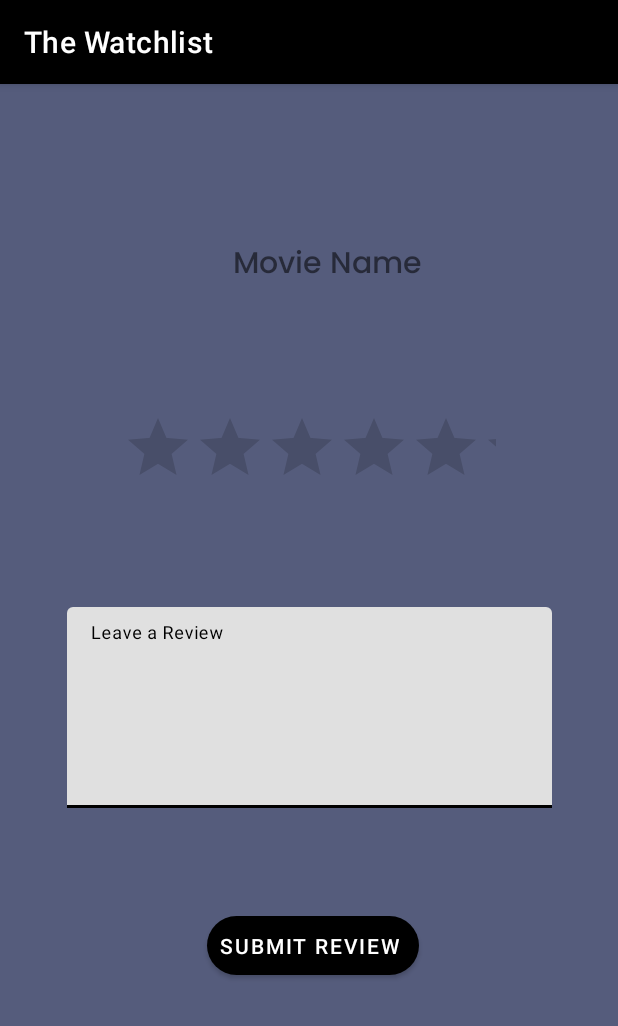
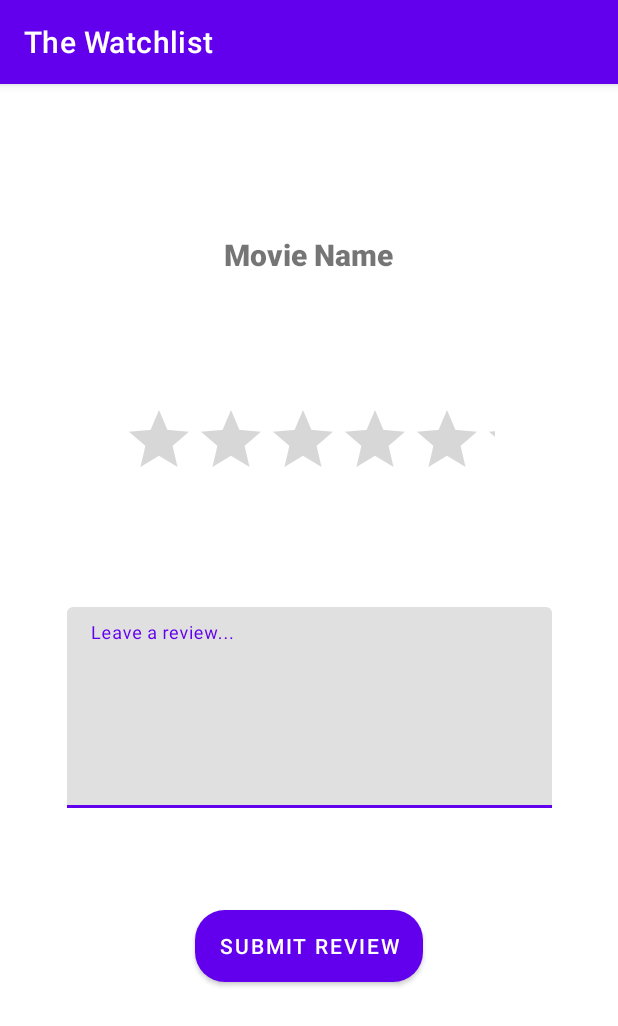
Before and after one commit to Levi-Opunga/the_watchlist, an Android app: the ReviewsActivity screen opened directly, with no data from a screen before it, on a phone screen of 412 x 824 dp. Shown: the top 1026 px of the screen. Run offline under Robolectric (Android 15) with nearby library versions, the phone set to English and light mode, and no system bars; our stand-ins replace ButterKnife, Firebase (no records; nobody signed in at launch, a user with empty details on screens opened directly); 1 statement that could not run was skipped.

Commit message:
improve UI

```diff
--- a/app/src/main/res/layout/activity_main.xml
+++ b/app/src/main/res/layout/activity_main.xml
@@ -15,7 +15,7 @@
         app:layout_constraintStart_toStartOf="parent"
         app:tabGravity="fill"
         app:tabIndicatorAnimationMode="elastic"
-        app:tabIndicatorColor="#1A0930"
+        app:tabIndicatorColor="@color/purple_700"
         app:tabIndicatorGravity="stretch"
         app:tabMode="fixed"
         app:tabSelectedTextColor="@color/white"
--- a/app/src/main/res/layout/activity_reviews.xml
+++ b/app/src/main/res/layout/activity_reviews.xml
@@ -4,19 +4,19 @@
     xmlns:tools="http://schemas.android.com/tools"
     android:layout_width="match_parent"
     android:layout_height="match_parent"
-    android:background="#555C7C"
     tools:context=".ui.ReviewsActivity">
 
     <TextView
         android:id="@+id/movieName"
         android:layout_width="wrap_content"
         android:layout_height="wrap_content"
-        android:layout_marginTop="104dp"
-        android:fontFamily="@font/poppins_medium"
+        android:layout_marginTop="100dp"
+        android:fontFamily="sans-serif-medium"
         android:text="Movie Name"
         android:textSize="20sp"
+        android:textStyle="bold"
         app:layout_constraintEnd_toEndOf="parent"
-        app:layout_constraintHorizontal_bias="0.544"
+        app:layout_constraintHorizontal_bias="0.498"
         app:layout_constraintStart_toStartOf="parent"
         app:layout_constraintTop_toTopOf="parent" />
 
@@ -25,13 +25,15 @@
         android:layout_width="323dp"
         android:layout_height="134dp"
         android:layout_marginBottom="285dp"
-        android:hint="Leave a Review"
+        android:hint="Leave a review..."
+        android:background="@drawable/edit_text_bg"
         app:layout_constraintBottom_toBottomOf="parent"
         app:layout_constraintEnd_toEndOf="parent"
         app:layout_constraintStart_toStartOf="parent">
 
         <com.google.android.material.textfield.TextInputEditText
             android:id="@+id/reviewText"
+
 
             android:layout_width="match_parent"
             android:layout_height="match_parent"
@@ -41,7 +43,7 @@
 
     <RatingBar
         android:id="@+id/ratingBar"
-        android:layout_width="249dp"
+        android:layout_width="248dp"
         android:layout_height="49dp"
         android:numStars="5"
         app:layout_constraintBottom_toTopOf="@+id/textInputLayout2"
@@ -54,8 +56,8 @@
         android:layout_width="wrap_content"
         android:layout_height="wrap_content"
         android:layout_marginTop="68dp"
-        android:background="@drawable/shape"
-        android:backgroundTint="#B82121"
+        android:background="@drawable/button_bg"
+
         android:text="Submit Review"
         app:layout_constraintBottom_toBottomOf="parent"
         app:layout_constraintEnd_toEndOf="parent"
--- a/app/src/main/res/layout/activity_splash_screen.xml
+++ b/app/src/main/res/layout/activity_splash_screen.xml
@@ -4,7 +4,7 @@
     xmlns:tools="http://schemas.android.com/tools"
     android:layout_width="match_parent"
     android:layout_height="match_parent"
-    tools:context=".SplashScreenActivity">
+    tools:context="ui.SplashScreenActivity">
 
     <ImageView
         android:id="@+id/background"
@@ -23,12 +23,12 @@
         android:id="@+id/app_name"
         android:layout_width="wrap_content"
         android:layout_height="wrap_content"
-        android:fontFamily="@font/beth_ellen"
+        android:elevation="2dp"
+        android:fontFamily="sans-serif-medium"
         android:text="The Watchlist"
         android:textColor="@color/white"
         android:textSize="48dp"
         android:textStyle="bold"
-        android:elevation="2dp"
         app:layout_constraintBottom_toBottomOf="parent"
         app:layout_constraintEnd_toEndOf="parent"
         app:layout_constraintHorizontal_bias="0.516"
--- a/app/src/main/res/layout/fragment_on_boarding2.xml
+++ b/app/src/main/res/layout/fragment_on_boarding2.xml
@@ -4,6 +4,7 @@
     android:layout_height="match_parent"
     xmlns:app="http://schemas.android.com/apk/res-auto"
     android:background="@color/purple_500">
+
 
     <ImageView
         android:id="@+id/imageView"
@@ -15,8 +16,7 @@
         app:layout_constraintHorizontal_bias="0.285"
         app:layout_constraintStart_toStartOf="parent"
         app:layout_constraintTop_toTopOf="parent"
-        app:layout_constraintVertical_bias="0.431" />
-
+        app:layout_constraintVertical_bias="0.361" />
 
     <TextView
         android:id="@+id/textView1"
--- a/app/src/main/res/layout/fragment_on_boarding3.xml
+++ b/app/src/main/res/layout/fragment_on_boarding3.xml
@@ -4,6 +4,7 @@
     android:layout_height="match_parent"
     xmlns:app="http://schemas.android.com/apk/res-auto"
     android:background="@color/purple_700">
+
 
     <ImageView
         android:id="@+id/imageView"
@@ -12,11 +13,10 @@
         android:src="@drawable/review"
         app:layout_constraintBottom_toBottomOf="parent"
         app:layout_constraintEnd_toEndOf="parent"
-        app:layout_constraintHorizontal_bias="0.285"
+        app:layout_constraintHorizontal_bias="0.245"
         app:layout_constraintStart_toStartOf="parent"
         app:layout_constraintTop_toTopOf="parent"
-        app:layout_constraintVertical_bias="0.431" />
-
+        app:layout_constraintVertical_bias="0.384" />
 
     <TextView
         android:id="@+id/textView1"
--- a/app/src/main/res/layout/fragment_on_borading1.xml
+++ b/app/src/main/res/layout/fragment_on_borading1.xml
@@ -6,6 +6,7 @@
     xmlns:app="http://schemas.android.com/apk/res-auto"
     android:background="@color/purple_200"
    >
+
 
     <ImageView
         android:id="@+id/imageView"
@@ -17,8 +18,7 @@
         app:layout_constraintHorizontal_bias="0.285"
         app:layout_constraintStart_toStartOf="parent"
         app:layout_constraintTop_toTopOf="parent"
-        app:layout_constraintVertical_bias="0.431" />
-
+        app:layout_constraintVertical_bias="0.35" />
 
     <TextView
         android:id="@+id/textView1"
--- a/app/src/main/res/values/themes.xml
+++ b/app/src/main/res/values/themes.xml
@@ -2,7 +2,7 @@
     <!-- Base application theme. -->
     <style name="Theme.TheWatchlist" parent="Theme.MaterialComponents.DayNight.DarkActionBar">
         <!-- Primary brand color. -->
-        <item name="colorPrimary">@color/black</item>
+        <item name="colorPrimary">@color/purple_500</item>
         <item name="colorPrimaryVariant">@color/purple_700</item>
         <item name="colorOnPrimary">@color/white</item>
         <!-- Secondary brand color. -->
```
Also changed, not shown: app/src/main/res/layout/activity_create_account.xml (deleted, +0 -9 lines), app/src/main/res/layout/activity_login.xml (deleted, +0 -11 lines), app/src/main/res/layout/fragment_movie_review.xml (+27 -26 lines).
